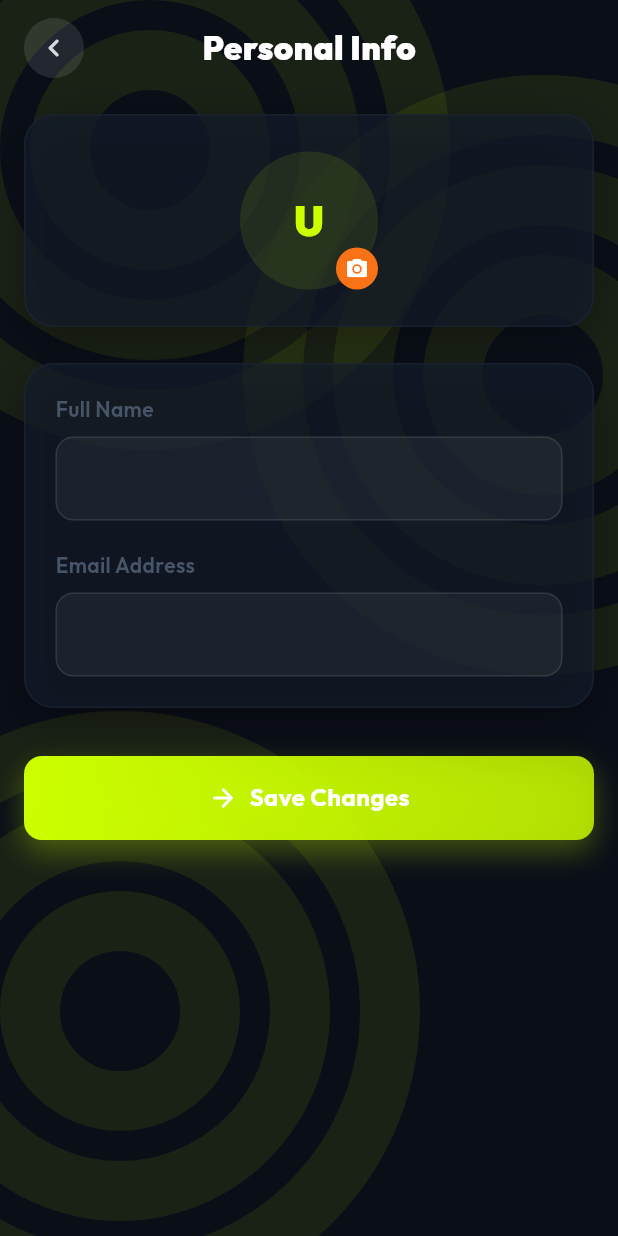
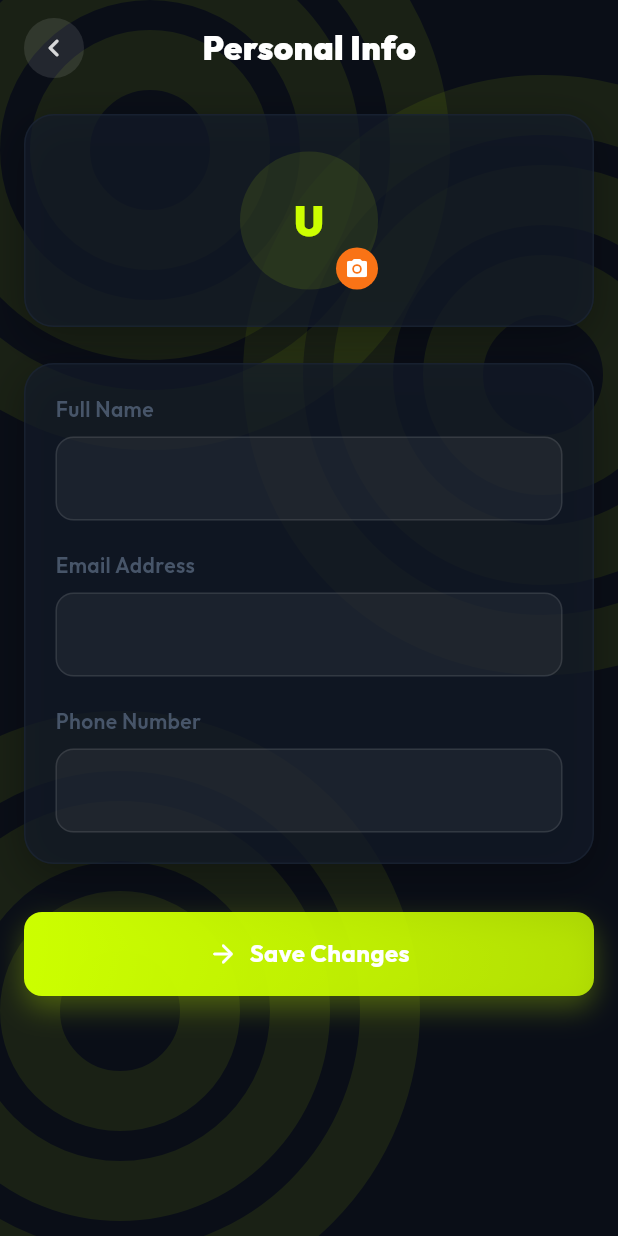
Before and after one commit to mustaphamelemustapha/MZDATA, a Flutter app: the PersonalInfoScreen screen opened directly, after a tap on "Save Changes", on a phone screen of 412 x 824 dp. Run offline on Flutter 3.47's test engine with Material 3 defaults, Android fonts, the phone set to English and light mode, and no system bars; our stand-ins replace audioplayers, firebase_core, firebase_messaging, fl_chart, flutter_animate, flutter_native_contact_picker and 9 more; missing offline and left inert: a package; accounts and stored records are empty; network calls fail.

Commit message:
feat: add phone number field to personal info screen and reset app version to 1.0.0

```diff
--- a/mobile/lib/screens/personal_info_screen.dart
+++ b/mobile/lib/screens/personal_info_screen.dart
@@ -20,6 +20,7 @@ class _PersonalInfoScreenState extends State<PersonalInfoScreen> {
   bool _uploadingImage = false;
   late TextEditingController _fullNameCtrl;
   late TextEditingController _emailCtrl;
+  late TextEditingController _phoneCtrl;
   final ImagePicker _picker = ImagePicker();
 
   @override
@@ -33,12 +34,16 @@ class _PersonalInfoScreenState extends State<PersonalInfoScreen> {
     _emailCtrl = TextEditingController(
       text: (currentUser['email'] ?? '').toString(),
     );
+    _phoneCtrl = TextEditingController(
+      text: (currentUser['phone_number'] ?? '').toString(),
+    );
   }
 
   @override
   void dispose() {
     _fullNameCtrl.dispose();
     _emailCtrl.dispose();
+    _phoneCtrl.dispose();
     super.dispose();
   }
 
@@ -57,9 +62,10 @@ class _PersonalInfoScreenState extends State<PersonalInfoScreen> {
 
     setState(() => _updatingProfile = true);
     try {
-      // Note: We only update full_name, as email usually requires separate verification API
+      // Note: We only update full_name and phone_number, as email usually requires separate verification API
       final updated = await AuthService(token: token).updateProfile(
         fullName: fullName,
+        phoneNumber: _phoneCtrl.text.trim(),
       );
       session.updateUser(updated);
       if (!mounted) return;
@@ -241,6 +247,10 @@ class _PersonalInfoScreenState extends State<PersonalInfoScreen> {
                             _emailCtrl,
                             readOnly: true, // Email usually read-only
                           ),
+                          const SizedBox(height: 20),
+                          _buildInputLabel('Phone Number'),
+                          const SizedBox(height: 8),
+                          _buildTextField(_phoneCtrl),
                         ],
                       ),
                     ),
--- a/mobile/pubspec.yaml
+++ b/mobile/pubspec.yaml
@@ -16,7 +16,7 @@ publish_to: 'none' # Remove this line if you wish to publish to pub.dev
 # https://developer.apple.com/library/archive/documentation/General/Reference/InfoPlistKeyReference/Articles/CoreFoundationKeys.html
 # In Windows, build-name is used as the major, minor, and patch parts
 # of the product and file versions while build-number is used as the build suffix.
-version: 1.2.2+35
+version: 1.0.0+1
 
 environment:
   sdk: ^3.11.0
```
